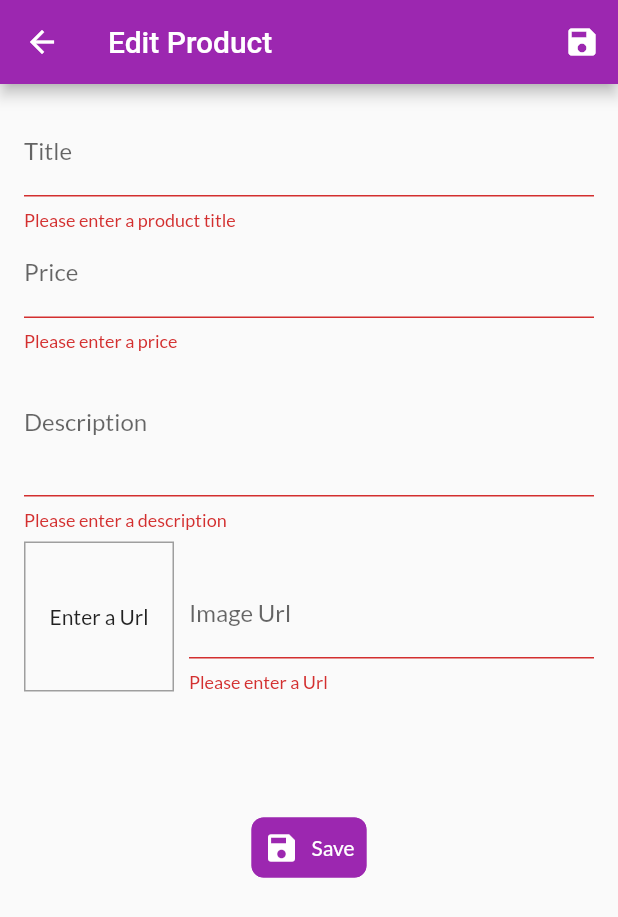
After one commit to deecodez/shop_app, a Flutter app: the EditProductScreen screen opened by its route, after a tap on "Save", on a phone screen of 412 x 824 dp. The commit adds this screen. Shown: the top 917 px of the screen. Run offline on Flutter 3.47's test engine with Material 2 defaults, Android fonts, the phone set to English and light mode, and no system bars; our stand-ins replace badges, google_fonts; network calls fail.

Commit message:
added undoing of products from cart funactionality, managing of product by adding, deleted and saving product locally, alert box for user interaction

```diff
--- a/lib/main.dart
+++ b/lib/main.dart
@@ -4,8 +4,10 @@ import 'package:provider/provider.dart';
 import 'package:shop_app/provider/carts.dart';
 import 'package:shop_app/provider/products.dart';
 import 'package:shop_app/screens/cart_screen.dart';
+import 'package:shop_app/screens/edit_product_screen.dart';
 import 'package:shop_app/screens/order_screen.dart';
 import 'package:shop_app/screens/product_details_screen.dart';
+import 'package:shop_app/screens/user_product_screen.dart';
 import 'provider/orders.dart';
 import 'screens/product_overview_screen.dart';
 
@@ -44,6 +46,8 @@ class MyApp extends StatelessWidget {
           ProductDetailsScreen.routeName: (ctx) => ProductDetailsScreen(),
           CartScreen.routeName: (ctx) => CartScreen(),
           OrderScreen.routeName: (ctx) => OrderScreen(),
+          UserProductScreen.routeName: (ctx) => UserProductScreen(),
+          EditProductScreen.routeName: (ctx) => EditProductScreen(),
         },
       ),
     );
--- a/lib/provider/carts.dart
+++ b/lib/provider/carts.dart
@@ -78,6 +78,11 @@ class Cart with ChangeNotifier {
   //   notifyListeners();
   // }
 
+  void removeSingleProducts(String productId) {
+    _items.remove(productId);
+    notifyListeners();
+  }
+
   void removeItem(String productId) {
     _items.remove(productId);
     notifyListeners();
--- a/lib/provider/products.dart
+++ b/lib/provider/products.dart
@@ -122,6 +122,40 @@ class Products with ChangeNotifier {
     return _items.firstWhere((prod) => prod.id == id);
   }
 
+  //To add New Product
+  void addProduct(Product product) {
+    var newProduct = Product(
+      title: product.title,
+      amount: product.amount,
+      description: product.description,
+      id: DateTime.now().toString(),
+      imageUrl: product.imageUrl,
+    );
+
+    _items.add(newProduct);
+
+    //To add at the start
+    // _items.insert(0, newProduct);
+    notifyListeners();
+  }
+
+  //to update product when editing a existing product
+  void updateproduct(String id, Product newProduct) {
+    final prodIndex = _items.indexWhere((prod) => prod.id == id);
+    if (prodIndex >= 0) {
+      _items[prodIndex] = newProduct;
+      notifyListeners();
+    } else {
+      print('.....');
+    }
+  }
+
+  //to remove or delete product
+  void deleteProduct(String id) {
+    _items.removeWhere((prod) => prod.id == id);
+    notifyListeners();
+  }
+
   //another alternative for filtering between showing favorite and all
   // void showFavorite() {
   //   _showFavoriteOnly = true;
--- /dev/null
+++ b/lib/screens/edit_product_screen.dart
@@ -0,0 +1,304 @@
+import 'package:flutter/material.dart';
+import 'package:provider/provider.dart';
+import 'package:shop_app/provider/product.dart';
+import 'package:shop_app/provider/products.dart';
+
+class EditProductScreen extends StatefulWidget {
+  static const routeName = '/edit-product';
+  @override
+  _EditProductScreenState createState() => _EditProductScreenState();
+}
+
+class _EditProductScreenState extends State<EditProductScreen> {
+  // final _priceFocusNode = FocusNode();
+  final _imageUrlController = TextEditingController();
+  final _imageUrlFocusNode = FocusNode();
+  final _formKey = GlobalKey<FormState>();
+
+  var _editedProduct = Product(
+    id: '',
+    title: '',
+    amount: 0,
+    description: '',
+    imageUrl: '',
+  );
+
+  var _initialValue = {
+    'title': '',
+    'description': '',
+    'price': '',
+    'imageUrl': '',
+  };
+
+  var _isInit = true;
+  @override
+  void initState() {
+    _imageUrlFocusNode.addListener(_updateImageUrl);
+    super.initState();
+  }
+
+  @override
+  void dispose() {
+    _imageUrlFocusNode.removeListener(_updateImageUrl);
+    // _priceFocusNode.dispose();
+    _imageUrlFocusNode.dispose();
+    super.dispose();
+  }
+
+  @override
+  void didChangeDependencies() {
+    if (_isInit) {
+      final productId = ModalRoute.of(context)?.settings.arguments as String?;
+      if (productId != null) {
+        _editedProduct =
+            Provider.of<Products>(context, listen: false).findById(productId);
+        _initialValue = {
+          'title': _editedProduct.title,
+          'description': _editedProduct.description,
+          'price': _editedProduct.amount.toString(),
+          'imageUrl': '',
+        };
+        _imageUrlController.text = _editedProduct.imageUrl;
+      }
+    }
+    _isInit = false;
+    super.didChangeDependencies();
+  }
+
+  // _editedProduct =
+  //     Provider.of<Products>(context, listen: false).findById(productId);
+  // _initialValue = {
+  //   'title': _editedProduct.title,
+  //   'description': _editedProduct.description,
+  //   'price': _editedProduct.amount.toString(),
+  //   'imageUrl': '',
+  // };
+  // _imageUrlController.text = _editedProduct.imageUrl;
+
+  void _updateImageUrl() {
+    if (!_imageUrlFocusNode.hasFocus) {
+      if ((!_imageUrlController.text.startsWith('http') &&
+              !_imageUrlController.text.startsWith('https')) ||
+          (!_imageUrlController.text.endsWith('png') &&
+              !_imageUrlController.text.endsWith('jpg') &&
+              !_imageUrlController.text.endsWith('jpeg'))) {
+        return;
+      }
+      setState(() {});
+    }
+  }
+
+  void _saveForm() {
+    final isValid = _formKey.currentState!.validate();
+    if (!isValid) {
+      return null;
+    }
+    _formKey.currentState!.save();
+    if (_editedProduct.id != '') {
+      Provider.of<Products>(context, listen: false)
+          .updateproduct(_editedProduct.id, _editedProduct);
+    } else {
+      Provider.of<Products>(context, listen: false).addProduct(_editedProduct);
+    }
+
+    Navigator.of(context).pop();
+  }
+
+  @override
+  Widget build(BuildContext context) {
+    return Scaffold(
+      appBar: AppBar(
+        title: Text('Edit Product'),
+        actions: [
+          IconButton(
+            icon: Icon(Icons.save),
+            onPressed: _saveForm,
+          ),
+        ],
+      ),
+      body: Padding(
+        padding: EdgeInsets.all(16.0),
+        child: Form(
+          key: _formKey,
+          child: ListView(
+            children: [
+              TextFormField(
+                initialValue: _initialValue['title'],
+                decoration: InputDecoration(
+                  labelText: 'Title',
+                ),
+                textInputAction: TextInputAction.next,
+                onSaved: (value) {
+                  _editedProduct = Product(
+                    id: _editedProduct.id,
+                    isFavorite: _editedProduct.isFavorite,
+                    title: value.toString(),
+                    description: _editedProduct.description,
+                    amount: _editedProduct.amount,
+                    imageUrl: _editedProduct.imageUrl,
+                  );
+                },
+                validator: (value) {
+                  if (value!.isEmpty) {
+                    return 'Please enter a product title';
+                  }
+                  return null;
+                },
+                // onFieldSubmitted: (_) {
+                //   FocusScope.of(context).requestFocus(_priceFocusNode);
+                // },
+              ),
+              TextFormField(
+                initialValue: _initialValue['price'],
+                decoration: InputDecoration(
+                  labelText: 'Price',
+                ),
+                textInputAction: TextInputAction.next,
+                keyboardType: TextInputType.number,
+                onSaved: (value) {
+                  _editedProduct = Product(
+                    id: _editedProduct.id,
+                    isFavorite: _editedProduct.isFavorite,
+                    title: _editedProduct.title,
+                    description: _editedProduct.description,
+                    amount: double.parse(value.toString()),
+                    imageUrl: _editedProduct.imageUrl,
+                  );
+                },
+                validator: (value) {
+                  if (value!.isEmpty) {
+                    return 'Please enter a price';
+                  }
+                  if (double.tryParse(value) == null) {
+                    return 'Please enter a valid number';
+                  }
+                  if (double.parse(value) <= 0) {
+                    return 'Please enter number more than 0';
+                  }
+                  return null;
+                },
+                // focusNode: _priceFocusNode,
+              ),
+              TextFormField(
+                initialValue: _initialValue['description'],
+                decoration: InputDecoration(
+                  labelText: 'Description',
+                ),
+                keyboardType: TextInputType.multiline,
+                maxLines: 3,
+                onSaved: (value) {
+                  _editedProduct = Product(
+                      id: _editedProduct.id,
+                      isFavorite: _editedProduct.isFavorite,
+                      title: _editedProduct.title,
+                      description: value.toString(),
+                      amount: _editedProduct.amount,
+                      imageUrl: _editedProduct.imageUrl);
+                },
+                validator: (value) {
+                  if (value!.isEmpty) {
+                    return 'Please enter a description';
+                  }
+                  if (value.length < 10) {
+                    return 'Please enter a character at least of 10 length';
+                  }
+                  return null;
+                },
+                // focusNode: _priceFocusNode,
+              ),
+              Row(
+                crossAxisAlignment: CrossAxisAlignment.end,
+                children: [
+                  Container(
+                    width: 100.0,
+                    height: 100.0,
+                    margin: EdgeInsets.only(top: 8.0, right: 10.0),
+                    decoration: BoxDecoration(
+                      border: Border.all(
+                        width: 1,
+                        color: Colors.grey,
+                      ),
+                    ),
+                    child: Container(
+                      child: _imageUrlController.text.isEmpty
+                          ? Center(
+                              child: Text('Enter a Url'),
+                            )
+                          : FittedBox(
+                              child: Image.network(
+                                _imageUrlController.text,
+                                fit: BoxFit.cover,
+                              ),
+                            ),
+                    ),
+                  ),
+                  Expanded(
+                    child: TextFormField(
+                      // initialValue: _initialValue['imageUrl'],
+                      decoration: InputDecoration(labelText: 'Image Url'),
+                      textInputAction: TextInputAction.done,
+                      controller: _imageUrlController,
+                      focusNode: _imageUrlFocusNode,
+                      onFieldSubmitted: (_) {
+                        _saveForm();
+                      },
+                      onSaved: (value) {
+                        _editedProduct = Product(
+                          id: _editedProduct.id,
+                          isFavorite: _editedProduct.isFavorite,
+                          title: _editedProduct.title,
+                          description: _editedProduct.description,
+                          amount: _editedProduct.amount,
+                          imageUrl: value.toString(),
+                        );
+                      },
+                      validator: (value) {
+                        if (value!.isEmpty) {
+                          return 'Please enter a Url';
+                        }
+                        if (!value.startsWith('http') &&
+                            !value.startsWith('https')) {
+                          return 'Please enter a Valid image Url';
+                        }
+                        if (!value.endsWith('png') &&
+                            !value.endsWith('jpg') &&
+                            !value.endsWith('jpeg')) {
+                          return 'Please enter a Valid image Url';
+                        }
+                        return null;
+                      },
+                    ),
+                  ),
+                ],
+              ),
+              const SizedBox(height: 80.0),
+              Column(
+                children: [
+                  TextButton.icon(
+                    style: TextButton.styleFrom(
+                      backgroundColor: Theme.of(context).primaryColor,
+                      shape: RoundedRectangleBorder(
+                        borderRadius: BorderRadius.circular(8.0),
+                        side: BorderSide(
+                          color: Theme.of(context).primaryColor,
+                        ),
+                      ),
+                    ),
+                    icon: Icon(Icons.save, color: Colors.white),
+                    label: Text(
+                      'Save',
+                      style: TextStyle(
+                        color: Colors.white,
+                      ),
+                    ),
+                    onPressed: _saveForm,
+                  ),
+                ],
+              ),
+            ],
+          ),
+        ),
+      ),
+    );
+  }
+}
--- a/lib/widgets/app_drawer.dart
+++ b/lib/widgets/app_drawer.dart
@@ -1,5 +1,6 @@
 import 'package:flutter/material.dart';
 import 'package:shop_app/screens/order_screen.dart';
+import 'package:shop_app/screens/user_product_screen.dart';
 
 class AppDrawer extends StatelessWidget {
   @override
@@ -33,6 +34,16 @@ class AppDrawer extends StatelessWidget {
               );
             },
           ),
+          ListTile(
+            leading: Icon(Icons.edit),
+            title: Text('Manage Product'),
+            onTap: () {
+              Navigator.pushReplacementNamed(
+                context,
+                UserProductScreen.routeName,
+              );
+            },
+          ),
         ],
       ),
     );
```
Also changed, not shown: lib/screens/user_product_screen.dart (added, +44 -0 lines), lib/widgets/cart_item_widget.dart (+46 -2 lines), lib/widgets/product_item.dart (+44 -0 lines), lib/widgets/user_product_item.dart (added, +72 -0 lines).
